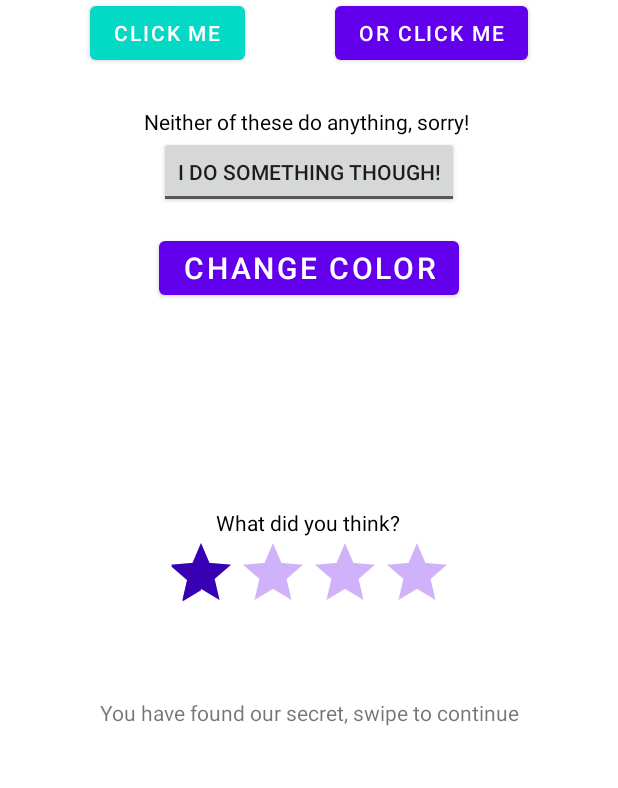
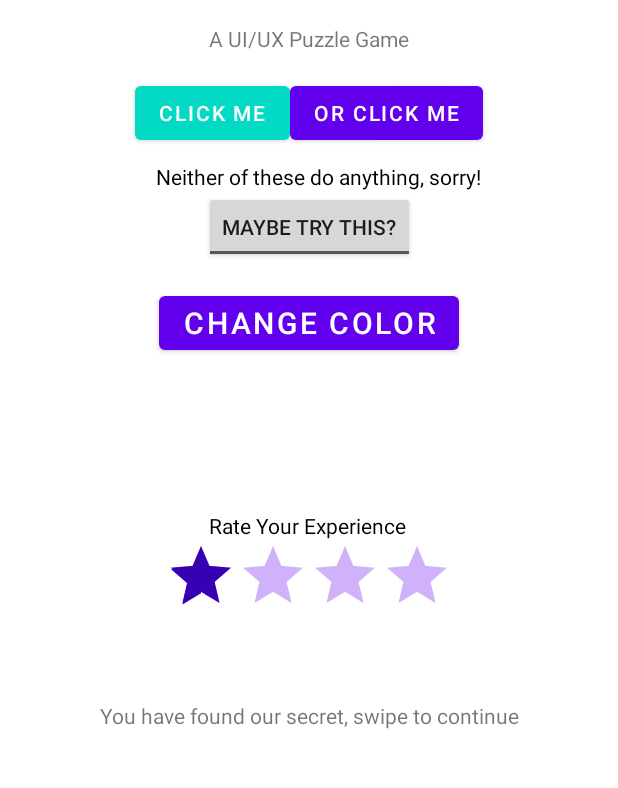
Before and after one commit to joelhart/CPTR405, an Android app: the layout activity_main.xml on its own in the app's theme, with its tools: preview values and no code run, on a phone screen of 412 x 824 dp, the part 174-962 px from its top. Run offline under Robolectric (Android 15) with nearby library versions, the phone set to English and light mode, and no system bars.

Commit message:
Project #7

```diff
--- a/JoelApp/app/src/main/java/edu/wallawalla/cs/hartjo/joelapp/MainActivity.java
+++ b/JoelApp/app/src/main/java/edu/wallawalla/cs/hartjo/joelapp/MainActivity.java
@@ -71,9 +71,9 @@ public class MainActivity extends AppCompatActivity {
                 // rating is 1 to numStars
                 TextView text = (TextView)findViewById(R.id.textView2);
                 if (rating < 4) {
-                    text.setText("Rate Better Please");
+                    text.setText("That's It?");
                 } else {
-                    text.setText("Thats Better!");
+                    text.setText("Thanks! Try a menu above for the next clue");
                 }
             }
         });
--- a/JoelApp/app/src/main/res/layout/activity_main.xml
+++ b/JoelApp/app/src/main/res/layout/activity_main.xml
@@ -20,35 +20,33 @@
         app:layout_constraintVertical_bias="0.105" />
 
     <Button
+        android:id="@+id/btVar2"
+        android:layout_width="wrap_content"
+        android:layout_height="wrap_content"
+        android:layout_marginTop="16dp"
+        android:text="@string/or_click_me"
+        app:layout_constraintStart_toEndOf="@+id/btVar1"
+        app:layout_constraintTop_toBottomOf="@+id/textView3" />
+
+    <Button
         android:id="@+id/btVar1"
         android:layout_width="wrap_content"
         android:layout_height="wrap_content"
-        android:layout_marginTop="114dp"
+        android:layout_marginStart="90dp"
+        android:layout_marginLeft="90dp"
+        android:layout_marginTop="16dp"
         android:text="@string/click_me"
         app:backgroundTint="@color/teal_200"
-        app:layout_constraintEnd_toStartOf="@+id/btVar2"
-        app:layout_constraintHorizontal_bias="0.5"
         app:layout_constraintStart_toStartOf="parent"
-        app:layout_constraintTop_toTopOf="parent" />
-
-    <Button
-        android:id="@+id/btVar2"
-        android:layout_width="wrap_content"
-        android:layout_height="wrap_content"
-        android:layout_marginTop="114dp"
-        android:text="@string/or_click_me"
-        app:layout_constraintEnd_toEndOf="parent"
-        app:layout_constraintHorizontal_bias="0.5"
-        app:layout_constraintStart_toEndOf="@+id/btVar1"
-        app:layout_constraintTop_toTopOf="parent" />
+        app:layout_constraintTop_toBottomOf="@+id/textView3" />
 
     <TextView
         android:id="@+id/sorry_text"
         android:layout_width="wrap_content"
         android:layout_height="wrap_content"
-        android:layout_marginStart="96dp"
-        android:layout_marginLeft="96dp"
-        android:layout_marginTop="187dp"
+        android:layout_marginStart="104dp"
+        android:layout_marginLeft="104dp"
+        android:layout_marginTop="224dp"
         android:text="@string/sorry"
         android:textColor="@color/black"
         app:layout_constraintStart_toStartOf="parent"
@@ -59,8 +57,8 @@
         android:layout_width="wrap_content"
         android:layout_height="wrap_content"
         android:onClick="onToggleClicked"
-        android:textOff="@string/i_do_something_though"
-        android:textOn="@string/told_ya"
+        android:textOff="@string/maybe_try_this"
+        android:textOn="@string/nope_still_nothing"
         app:layout_constraintEnd_toEndOf="parent"
         app:layout_constraintHorizontal_bias="0.5"
         app:layout_constraintStart_toStartOf="parent"
@@ -81,8 +79,8 @@
         android:id="@+id/textView2"
         android:layout_width="wrap_content"
         android:layout_height="wrap_content"
-        android:layout_marginTop="200dp"
-        android:text="@string/what_did_you_think"
+        android:layout_marginTop="165dp"
+        android:text="@string/rate_your_experience"
         android:textColor="@color/black"
         app:layout_constraintEnd_toEndOf="parent"
         app:layout_constraintHorizontal_bias="0.498"
@@ -112,4 +110,15 @@
         app:layout_constraintStart_toStartOf="parent"
         app:layout_constraintTop_toBottomOf="@+id/ratingBar" />
 
+    <TextView
+        android:id="@+id/textView3"
+        android:layout_width="wrap_content"
+        android:layout_height="wrap_content"
+        android:layout_marginTop="16dp"
+        android:text="@string/a_ui_ux_puzzle_game"
+        app:layout_constraintEnd_toEndOf="parent"
+        app:layout_constraintHorizontal_bias="0.5"
+        app:layout_constraintStart_toStartOf="parent"
+        app:layout_constraintTop_toBottomOf="@+id/textView" />
+
 </androidx.constraintlayout.widget.ConstraintLayout>
--- a/JoelApp/app/src/main/res/values/strings.xml
+++ b/JoelApp/app/src/main/res/values/strings.xml
@@ -22,6 +22,7 @@
     <string name="win">You Win... For Now         Swipe Left to Revert</string>
 
     <string-array name="pages">
+        <item>"Welcome To The Next Stage"</item>
         <item>"C:"</item>
         <item>"C:\\Program Files (x86)"</item>
         <item>"C:\\Users"</item>
@@ -30,9 +31,10 @@
     </string-array>
 
     <string-array name="descriptions">
+        <item>"Well don't try clicking this, it does nothing"</item>
         <item>File(s) found: C:\\Users</item>
         <item>File not found.</item>
-        <item>You have arrived. Do not proceed.</item>
+        <item>You made it! Come back next week for further steps.           </item>
         <item>File not found.</item>
         <item>¯\\_(ツ)_/¯</item>
     </string-array>
@@ -72,4 +74,8 @@
     <string name="attachment_summary_on">Automatically download attachments for incoming emails
     </string>
     <string name="attachment_summary_off">Only download attachments when manually requested</string>
+    <string name="maybe_try_this">Maybe try this?</string>
+    <string name="nope_still_nothing">Nope still nothing</string>
+    <string name="rate_your_experience">Rate Your Experience</string>
+    <string name="a_ui_ux_puzzle_game">A UI/UX Puzzle Game</string>
 </resources>
--- a/JoelApp/app/src/main/res/values/themes.xml
+++ b/JoelApp/app/src/main/res/values/themes.xml
@@ -25,11 +25,13 @@
         <style name="pageListName">
             <item name="android:textSize">@dimen/list_text_size</item>
             <item name="android:padding">@dimen/list_padding</item>
+            <item name="android:textColor">@color/black</item>
         </style>
 
         <style name="pageName">
             <item name="android:textSize">@dimen/detail_band_text_size</item>
             <item name="android:textStyle">bold</item>
+            <item name="android:textColor">@color/black</item>
             <item name="android:paddingLeft">@dimen/detail_padding</item>
             <item name="android:paddingRight">@dimen/detail_padding</item>
             <item name="android:paddingTop">@dimen/detail_padding</item>
@@ -40,6 +42,7 @@
             <item name="android:paddingLeft">@dimen/detail_padding</item>
             <item name="android:paddingRight">@dimen/detail_padding</item>
             <item name="android:paddingTop">@dimen/detail_padding</item>
+
         </style>
 
         <style name="buttonStyle" parent="Widget.AppCompat.Button">
```
